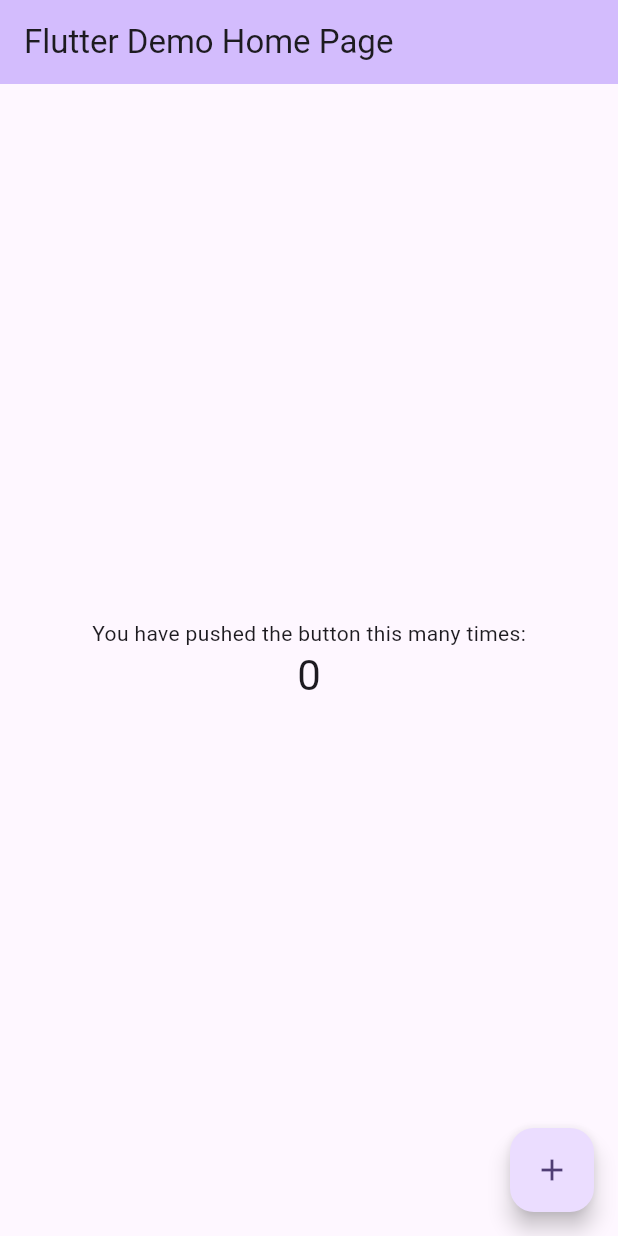
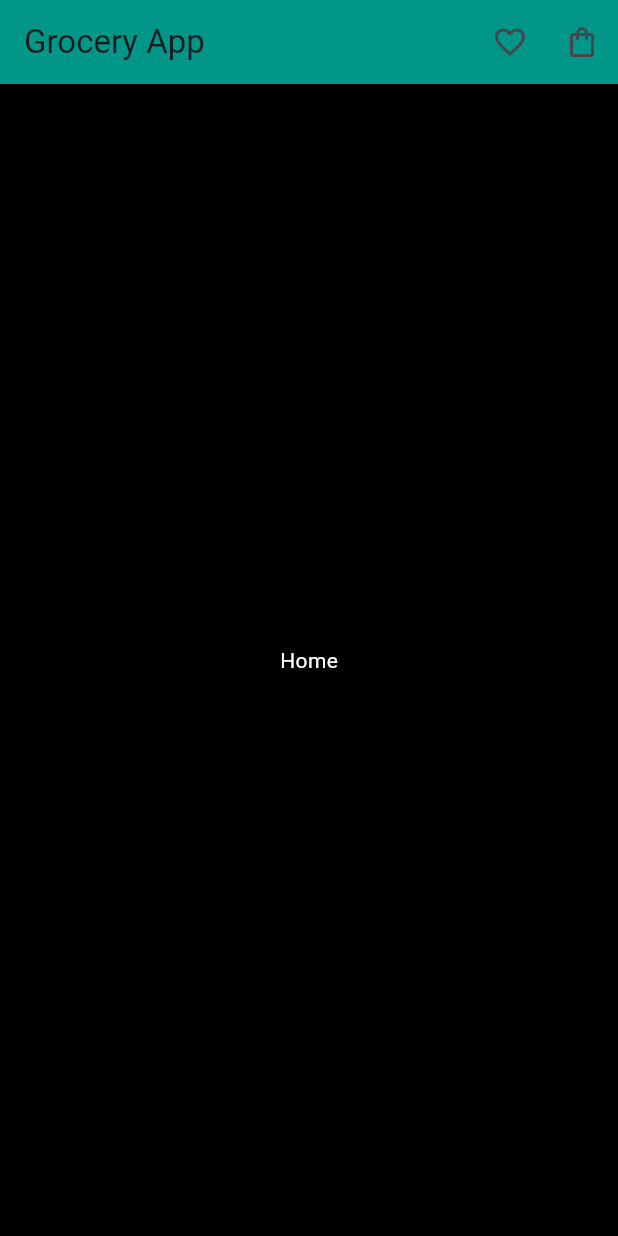
Before and after one commit to akhandpratap14/bloc_state_management, a Flutter app: the screen it shows after launch, on a phone screen of 412 x 824 dp. Run offline on Flutter 3.47's test engine with Material 3 defaults, Android fonts, the phone set to English and light mode, and no system bars; our stand-ins replace bloc, flutter_bloc.

Commit message:
Bloc State integrated now start to work in data model

```diff
--- /dev/null
+++ b/lib/features/home/bloc/home_bloc.dart
@@ -0,0 +1,35 @@
+import 'dart:async';
+
+import 'package:bloc/bloc.dart';
+import 'package:meta/meta.dart';
+
+part 'home_event.dart';
+part 'home_state.dart';
+
+class HomeBloc extends Bloc<HomeEvent, HomeState> {
+  HomeBloc() : super(HomeInitial()) {
+    on<HomeWishlistButtonNavigateEvent>(homeWishlistButtonNavigateEvent);
+    on<HomeCartButtonNavigateEvent>(homeCartButtonNavigateEvent);
+    on<HomeProductWishlistButtonClickedEvent>(
+        homeProductWishlistButtonClickedEvent);
+    on<HomeProductCartButtonClickedEvent>(homeProductCartButtonClickedEvent);
+  }
+
+  FutureOr<void> homeWishlistButtonNavigateEvent(
+      HomeWishlistButtonNavigateEvent event, Emitter<HomeState> emit) {
+    print('Wishlist Clicked');
+    emit(HomeNavigateToWishlistPageActionState());
+  }
+
+  FutureOr<void> homeCartButtonNavigateEvent(
+      HomeCartButtonNavigateEvent event, Emitter<HomeState> emit) {
+    print('Cart Clicked');
+    emit(HomeNavigateToCartPageActionState());
+  }
+
+  FutureOr<void> homeProductWishlistButtonClickedEvent(
+      HomeProductWishlistButtonClickedEvent event, Emitter<HomeState> emit) {}
+
+  FutureOr<void> homeProductCartButtonClickedEvent(
+      HomeProductCartButtonClickedEvent event, Emitter<HomeState> emit) {}
+}
--- /dev/null
+++ b/lib/features/home/bloc/home_event.dart
@@ -0,0 +1,12 @@
+part of 'home_bloc.dart';
+
+@immutable
+sealed class HomeEvent {}
+
+class HomeProductWishlistButtonClickedEvent extends HomeEvent {}
+
+class HomeProductCartButtonClickedEvent extends HomeEvent {}
+
+class HomeWishlistButtonNavigateEvent extends HomeEvent {}
+
+class HomeCartButtonNavigateEvent extends HomeEvent {}
--- /dev/null
+++ b/lib/features/home/bloc/home_state.dart
@@ -0,0 +1,18 @@
+part of 'home_bloc.dart';
+
+@immutable
+sealed class HomeState {}
+
+sealed class HomeActionState extends HomeState {}
+
+final class HomeInitial extends HomeState {}
+
+class HomeLoadingStating extends HomeState {}
+
+class HomeLoadedSuccessState extends HomeState {}
+
+class HomeErrorState extends HomeState {}
+
+class HomeNavigateToWishlistPageActionState extends HomeActionState {}
+
+class HomeNavigateToCartPageActionState extends HomeActionState {}
--- /dev/null
+++ b/lib/features/home/ui/home.dart
@@ -0,0 +1,64 @@
+import 'package:bloc_state/features/cart/ui/cart.dart';
+import 'package:bloc_state/features/home/bloc/home_bloc.dart';
+import 'package:bloc_state/features/wishlist/ui/wishlist.dart';
+import 'package:flutter/material.dart';
+import 'package:flutter_bloc/flutter_bloc.dart';
+
+class Home extends StatefulWidget {
+  const Home({super.key});
+
+  @override
+  State<Home> createState() => _HomeState();
+}
+
+class _HomeState extends State<Home> {
+  final HomeBloc homeBloc = HomeBloc();
+  @override
+  Widget build(BuildContext context) {
+    return BlocConsumer<HomeBloc, HomeState>(
+      bloc: homeBloc,
+      listenWhen: (previous, current) => current is HomeActionState,
+      buildWhen: (previous, current) => current is! HomeActionState,
+      listener: (context, state) {
+        if (state is HomeNavigateToCartPageActionState) {
+          Navigator.push(
+              context, MaterialPageRoute(builder: (context) => const Cart()));
+        } else if (state is HomeNavigateToWishlistPageActionState) {
+          Navigator.push(context,
+              MaterialPageRoute(builder: (context) => const WishList()));
+        }
+      },
+      builder: (context, state) {
+        return Scaffold(
+          appBar: AppBar(
+            backgroundColor: Colors.teal,
+            title: const Text('Grocery App'),
+            actions: [
+              IconButton(
+                  onPressed: () {
+                    homeBloc.add(HomeWishlistButtonNavigateEvent());
+                  },
+                  icon: const Icon(Icons.favorite_border)),
+              IconButton(
+                  onPressed: () {
+                    homeBloc.add(HomeCartButtonNavigateEvent());
+                  },
+                  icon: const Icon(Icons.shopping_bag_outlined)),
+            ],
+          ),
+          body: Container(
+            height: 800,
+            width: 500,
+            color: Colors.black,
+            child: const Center(
+              child: Text(
+                'Home',
+                style: TextStyle(color: Colors.white),
+              ),
+            ),
+          ),
+        );
+      },
+    );
+  }
+}
--- a/lib/main.dart
+++ b/lib/main.dart
@@ -1,3 +1,4 @@
+import 'package:bloc_state/features/home/ui/home.dart';
 import 'package:flutter/material.dart';
 
 void main() {
@@ -7,64 +8,12 @@ void main() {
 class MyApp extends StatelessWidget {
   const MyApp({super.key});
 
-  // This widget is the root of your application.
   @override
   Widget build(BuildContext context) {
     return MaterialApp(
-      title: 'Flutter Demo',
-      theme: ThemeData(
-        colorScheme: ColorScheme.fromSeed(seedColor: Colors.deepPurple),
-        useMaterial3: true,
-      ),
-      home: const MyHomePage(title: 'Flutter Demo Home Page'),
+      debugShowCheckedModeBanner: false,
+      theme: ThemeData(primaryColor: Colors.teal),
+      home: const Home(),
     );
   }
 }
-
-class MyHomePage extends StatefulWidget {
-  const MyHomePage({super.key, required this.title});
-
-  final String title;
-
-  @override
-  State<MyHomePage> createState() => _MyHomePageState();
-}
-
-class _MyHomePageState extends State<MyHomePage> {
-  int _counter = 0;
-
-  void _incrementCounter() {
-    setState(() {
-      _counter++;
-    });
-  }
-
-  @override
-  Widget build(BuildContext context) {
-    return Scaffold(
-      appBar: AppBar(
-        backgroundColor: Theme.of(context).colorScheme.inversePrimary,
-        title: Text(widget.title),
-      ),
-      body: Center(
-        child: Column(
-          mainAxisAlignment: MainAxisAlignment.center,
-          children: <Widget>[
-            const Text(
-              'You have pushed the button this many times:',
-            ),
-            Text(
-              '$_counter',
-              style: Theme.of(context).textTheme.headlineMedium,
-            ),
-          ],
-        ),
-      ),
-      floatingActionButton: FloatingActionButton(
-        onPressed: _incrementCounter,
-        tooltip: 'Increment',
-        child: const Icon(Icons.add),
-      ),
-    );
-  }
-}
```
Also changed, not shown: lib/data/gracery_data.dart (+23 -16 lines), lib/features/cart/ui/cart.dart (added, +31 -0 lines), lib/features/wishlist/ui/wishlist.dart (added, +31 -0 lines), pubspec.yaml (+4 -4 lines), pubspec.lock.
